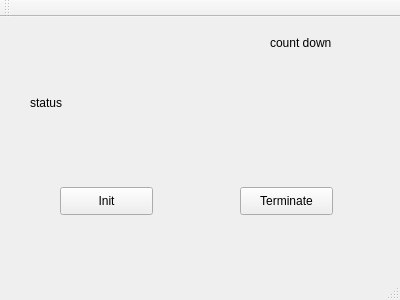
Old version of the form NIServer/Src/mainwindow.ui in the repository l3dlp/gesturesio-v0.x-archive.
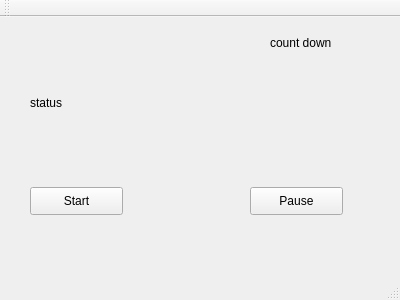
New version of the form.

Commit message: 2 buttons on UI: start/stop, pause/resume

What changed in the file:
```diff
--- a/NIServer/Src/mainwindow.ui
+++ b/NIServer/Src/mainwindow.ui
@@ -17,27 +17,14 @@
    <widget class="QPushButton" name="startBtn">
     <property name="geometry">
      <rect>
-      <x>60</x>
+      <x>30</x>
       <y>170</y>
       <width>93</width>
       <height>28</height>
      </rect>
     </property>
     <property name="text">
-     <string>Init</string>
-    </property>
-   </widget>
-   <widget class="QPushButton" name="stopBtn">
-    <property name="geometry">
-     <rect>
-      <x>240</x>
-      <y>170</y>
-      <width>93</width>
-      <height>28</height>
-     </rect>
-    </property>
-    <property name="text">
-     <string>Terminate</string>
+     <string>Start</string>
     </property>
    </widget>
    <widget class="QLabel" name="countdownLabel">
@@ -66,6 +53,19 @@
      <string>status</string>
     </property>
    </widget>
+   <widget class="QPushButton" name="pauseBtn">
+    <property name="geometry">
+     <rect>
+      <x>250</x>
+      <y>170</y>
+      <width>93</width>
+      <height>28</height>
+     </rect>
+    </property>
+    <property name="text">
+     <string>Pause</string>
+    </property>
+   </widget>
   </widget>
   <widget class="QMenuBar" name="menuBar">
    <property name="geometry">
```
Left out of the diff: 2 changed lines with no effect on the pictures.
